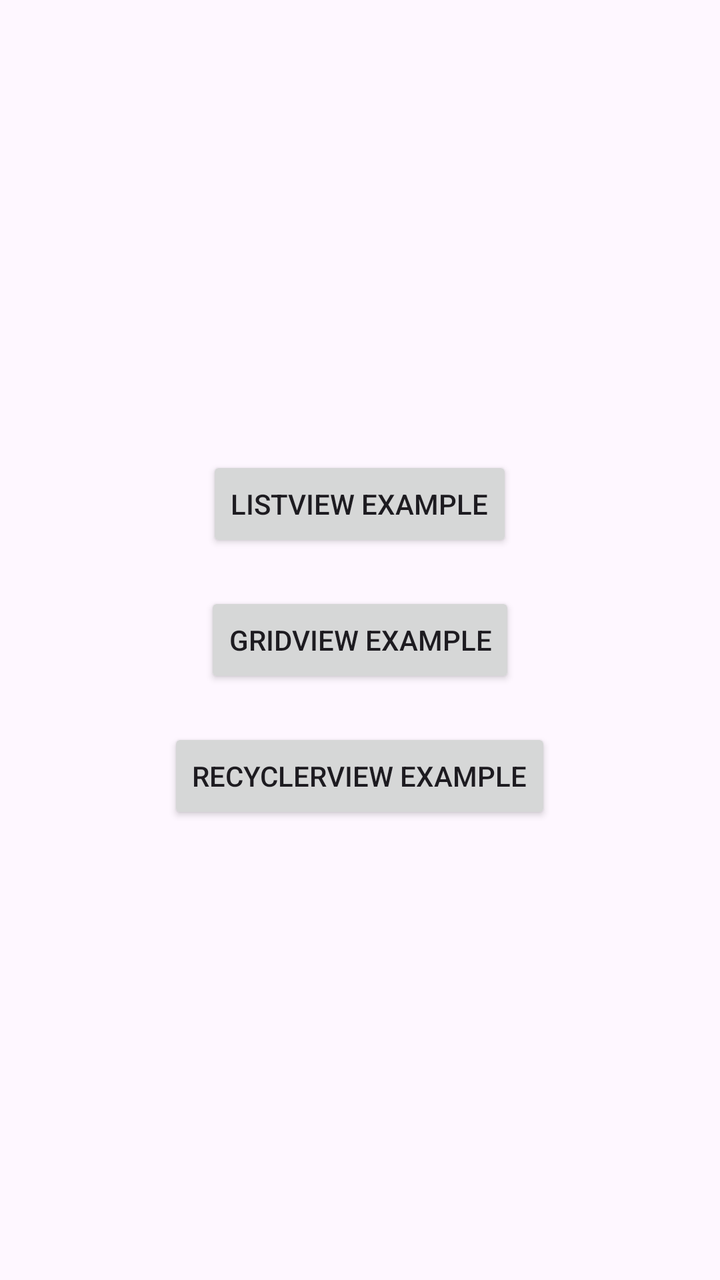
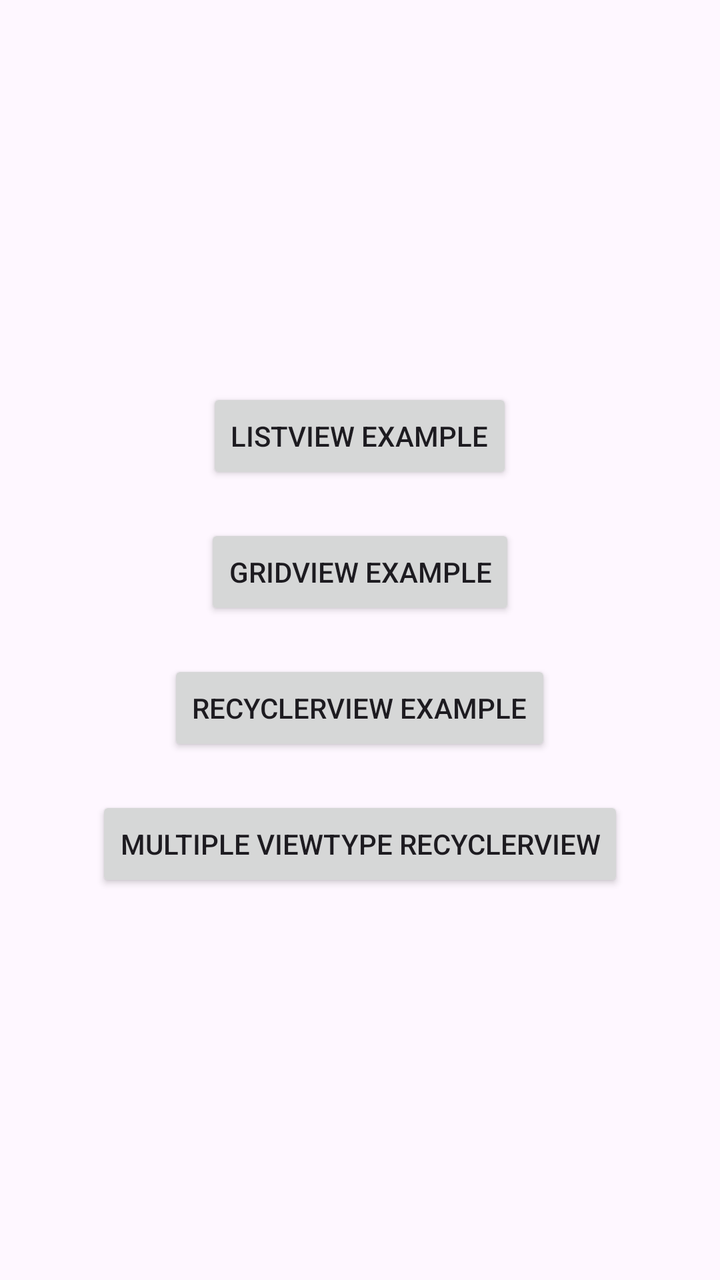

Screens rendered from an Android XML layout before and after an edit, with the pre-edit source and the edit as a unified diff.
<!-- AndroidManifest.xml: application theme Theme.Mb_1411 -->
<!-- res/layout/activity_main.xml -->
<?xml version="1.0" encoding="utf-8"?>
<LinearLayout xmlns:android="http://schemas.android.com/apk/res/android"
    xmlns:app="http://schemas.android.com/apk/res-auto"
    xmlns:tools="http://schemas.android.com/tools"
    android:id="@+id/main"
    android:layout_width="match_parent"
    android:layout_height="match_parent"
    android:gravity="center"
    android:orientation="vertical"
    tools:context=".MainActivity">

    <Button
        android:id="@+id/btnListView"
        android:layout_width="wrap_content"
        android:layout_height="wrap_content"
        android:layout_marginBottom="20dp"
        android:text="ListView Example" />

    <Button
        android:id="@+id/btnGridView"
        android:layout_width="wrap_content"
        android:layout_height="wrap_content"
        android:layout_marginBottom="20dp"
        android:text="GridView Example" />

    <Button
        android:id="@+id/btnRecyclerView"
        android:layout_width="wrap_content"
        android:layout_height="wrap_content"
        android:text="RecyclerView Example" />

</LinearLayout>
<!-- resources referenced by this layout -->
<resources>
  <style name="Theme.Mb_1411" parent="Base.Theme.Mb_1411" />
  <style name="Base.Theme.Mb_1411" parent="Theme.Material3.DayNight.NoActionBar">
          
          
      </style>
</resources>

<!-- the commit's change to res/layout/activity_main.xml (unified diff, before → after) -->
@@ -27,6 +27,13 @@
         android:id="@+id/btnRecyclerView"
         android:layout_width="wrap_content"
         android:layout_height="wrap_content"
+        android:layout_marginBottom="20dp"
         android:text="RecyclerView Example" />
 
+    <Button
+        android:id="@+id/btnMultiViewType"
+        android:layout_width="wrap_content"
+        android:layout_height="wrap_content"
+        android:text="Multiple ViewType RecyclerView" />
+
 </LinearLayout>
